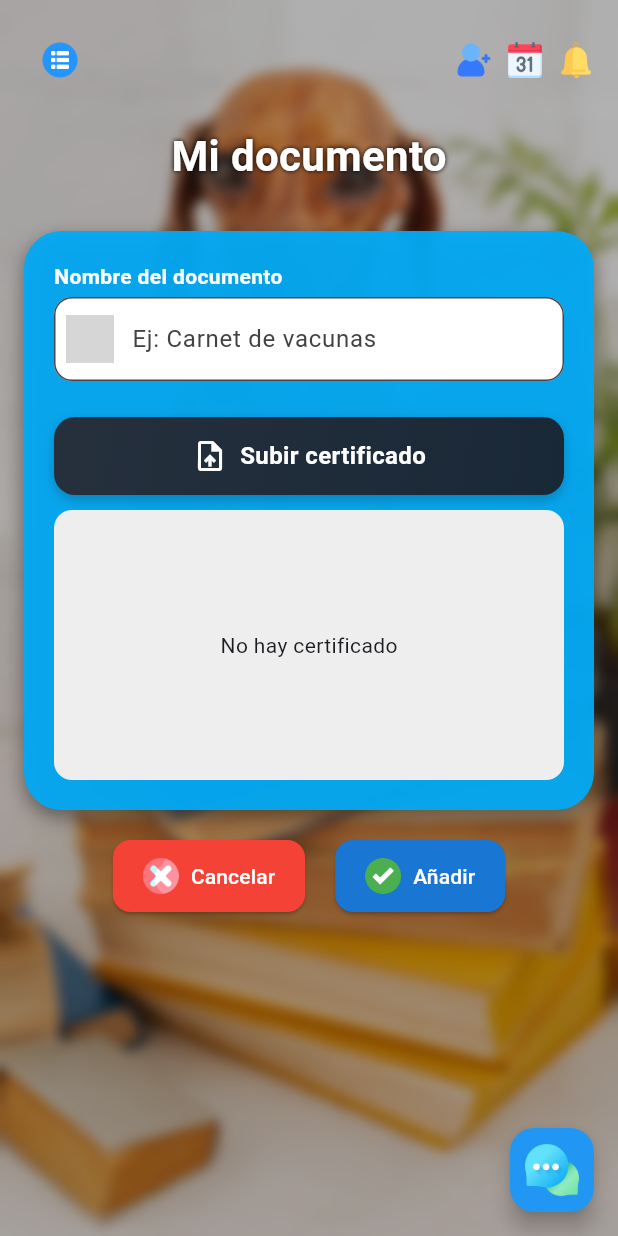
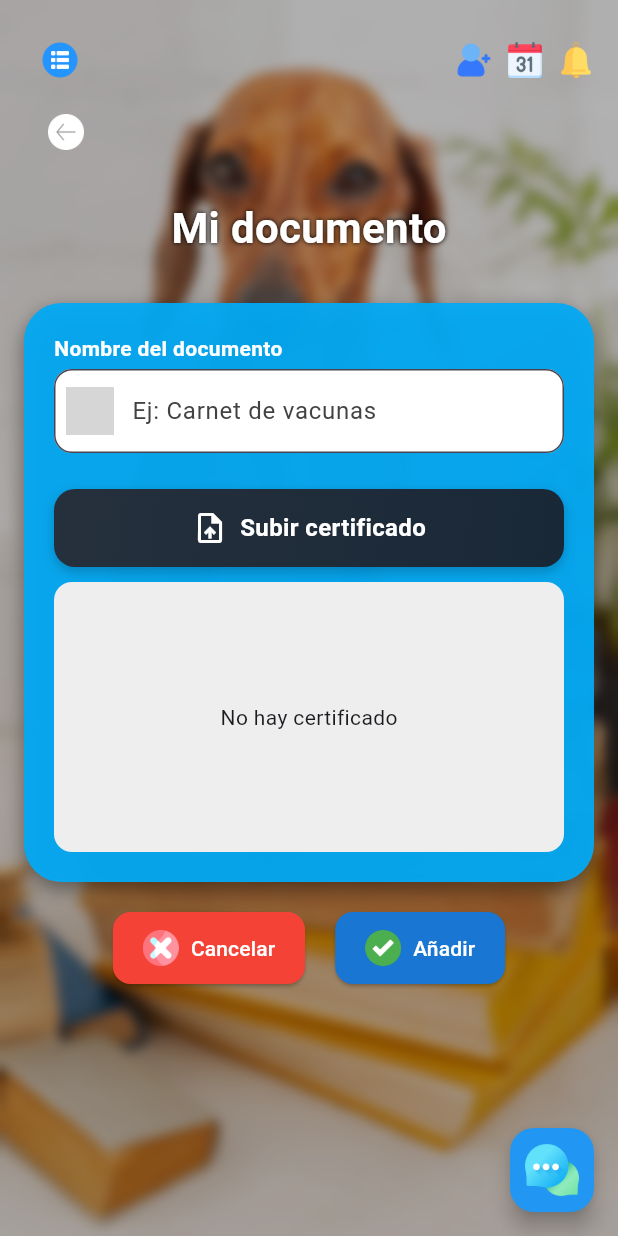
Before and after one commit to angelarome/App_Huellitas, a Flutter app: the AgregarDocumentoScreen screen opened directly with empty values, after a tap on "Cancelar", after a tap on "Añadir Documento", on a phone screen of 412 x 824 dp. Run offline on Flutter 3.47's test engine with Material 3 defaults, Android fonts, the phone set to English and light mode, and no system bars; our stand-ins replace cloud_firestore, dropdown_button2, file_picker, firebase_core, firebase_messaging, flutter_map and 4 more; accounts and stored records are empty; network calls fail; project files that could hold a hidden picture were left out; grey boxes are pictures that could not be loaded.

Commit message:
version organizada y completa

```diff
--- a/lib/screens/1pantalla.dart
+++ b/lib/screens/1pantalla.dart
@@ -214,7 +214,7 @@ class _Pantalla1State extends State<Pantalla1> {
           Navigator.push(
             context,
             MaterialPageRoute(
-              builder: (context) => IaMascotasScreen(),
+              builder: (context) => IaMascotasScreen(id_dueno: widget.id),
             ),
           );
         },
--- a/lib/screens/agregar_historial.dart
+++ b/lib/screens/agregar_historial.dart
@@ -6,6 +6,7 @@ import 'higiene.dart';
 import 'package:flutter/services.dart';
 import 'historialClinico.dart';
 import 'verhistorial_clinico.dart';
+import 'interfazIA.dart';
 
 class AgregarHistorialScreen extends StatefulWidget {
   final int idMascota;
@@ -379,7 +380,7 @@ class _AgregarHistorialScreenState extends State<AgregarHistorialScreen> {
       floatingActionButton: FloatingActionButton(
         backgroundColor: Colors.blue,
         onPressed: () {
-          // Acción de IA
+
         },
         child: Image.asset('assets/inteligent.png', width: 36, height: 36, fit: BoxFit.contain),
       ),
--- a/lib/screens/añadir_documento.dart
+++ b/lib/screens/añadir_documento.dart
@@ -12,11 +12,17 @@ import 'package:file_picker/file_picker.dart';
 import 'package:flutter/services.dart';
 import 'package:intl/intl.dart';
 import 'documentos.dart';
-
+import 'interfazIA.dart';
+import 'compartirmascota.dart';
+import 'calendario.dart';
+import 'menu_lateral.dart';
 
 class AgregarDocumentoScreen extends StatefulWidget {
   final int id;
-  const AgregarDocumentoScreen({super.key, required this.id});
+  final int id_dueno;
+  final String nombreMascota;
+  final Uint8List? fotoMascota;
+  const AgregarDocumentoScreen({super.key, required this.id, required this.id_dueno, required this.fotoMascota, required this.nombreMascota});
 
   @override
   State<AgregarDocumentoScreen> createState() => _AgregarDocumentoScreenState();
@@ -29,7 +35,12 @@ class _AgregarDocumentoScreenState extends State<AgregarDocumentoScreen> {
 
   Uint8List? _certificadoBytes;
   String? _rutaCertificado;
-
+  bool _menuAbierto = false;
+  void _toggleMenu() {
+    setState(() {
+      _menuAbierto = !_menuAbierto;
+    });
+  }
 
   Future<void> registrarDocumento() async {
 
@@ -68,7 +79,7 @@ class _AgregarDocumentoScreenState extends State<AgregarDocumentoScreen> {
         Navigator.pushReplacement(
           context,
           MaterialPageRoute(
-            builder: (context) => AgregarDocumentosScreen(id: widget.id),
+            builder: (context) => AgregarDocumentosScreen(id: widget.id, id_dueno: widget.id_dueno, nombreMascota: widget.nombreMascota, fotoMascota: widget.fotoMascota),
           ),
         );
 
@@ -299,7 +310,12 @@ Widget build(BuildContext context) {
     floatingActionButton: FloatingActionButton(
       backgroundColor: Colors.blue,
       onPressed: () {
-        // TODO: Acción de chat
+        Navigator.push(
+            context,
+            MaterialPageRoute(
+              builder: (context) => IaMascotasScreen(id_dueno: widget.id_dueno),
+            ),
+          );
       },
       child: Image.asset('assets/inteligent.png', width: 36, height: 36),
     ),
@@ -327,50 +343,7 @@ Widget build(BuildContext context) {
             padding: const EdgeInsets.all(16),
             child: Column(
               children: [
-                // 🔹 Barra superior
-                Row(
-                  mainAxisAlignment: MainAxisAlignment.spaceBetween,
-                  children: [
-                    IconButton(
-                      icon: SizedBox(
-                        width: 24,
-                        height: 24,
-                        child: Image.asset('assets/Menu.png'),
-                      ),
-                      onPressed: () {},
-                    ),
-                    Row(
-                      children: [
-                        GestureDetector(
-                          onTap: () {},
-                          child: SizedBox(
-                            width: 24,
-                            height: 24,
-                            child: Image.asset('assets/Perfil.png'),
-                          ),
-                        ),
-                        const SizedBox(width: 10),
-                        GestureDetector(
-                          onTap: () {},
-                          child: SizedBox(
-                            width: 24,
-                            height: 24,
-                            child: Image.asset('assets/Calendr.png'),
-                          ),
-                        ),
-                        const SizedBox(width: 10),
-                        GestureDetector(
-                          onTap: () {},
-                          child: SizedBox(
-                            width: 24,
-                            height: 24,
-                            child: Image.asset('assets/Campana.png'),
-                          ),
-                        ),
-                      ],
-                    ),
-                  ],
-                ),
+                _barraSuperiorConAtras(context),
 
                 const SizedBox(height: 20),
 
@@ -535,7 +508,7 @@ Widget build(BuildContext context) {
                         Navigator.pushReplacement(
                           context,
                           MaterialPageRoute(
-                            builder: (context) => AgregarDocumentosScreen(id: widget.id),
+                            builder: (context) => AgregarDocumentosScreen(id: widget.id, id_dueno: widget.id_dueno, nombreMascota: widget.nombreMascota, fotoMascota: widget.fotoMascota),
                           ),
                         );
                       },
@@ -576,8 +549,82 @@ Widget build(BuildContext context) {
             ),
           ),
         ),
+        if (_menuAbierto)
+            MenuLateralAnimado(onCerrar: _toggleMenu, id: widget.id_dueno),
       ],
     ),
+  );
+}
+
+  Widget _barraSuperior(BuildContext context) {
+    return Row(
+      mainAxisAlignment: MainAxisAlignment.spaceBetween,
+      children: [
+        IconButton(
+          icon: SizedBox(
+            width: 24,
+            height: 24,
+            child: Image.asset('assets/Menu.png'),
+          ),
+          onPressed: _toggleMenu,
+        ),
+        Row(
+          children: [
+            _iconoTop("assets/Perfil.png", () {
+              Navigator.push(
+                context,
+                MaterialPageRoute(
+                  builder: (context) => ListVaciaCompartirScreen(id_dueno: widget.id_dueno),
+                ),
+              );
+            }),
+            const SizedBox(width: 10),
+            _iconoTop("assets/Calendr.png", () {
+              Navigator.push(
+                context,
+                MaterialPageRoute(
+                  builder: (context) => CalendarioEventosScreen(id_dueno: widget.id_dueno),
+                ),
+              );
+            }),
+            const SizedBox(width: 10),
+            _iconoTop("assets/Campana.png", () {}),
+          ],
+        )
+
+
+      ],
+    );
+  }
+
+  Widget _iconoTop(String asset, VoidCallback onTap) {
+    return GestureDetector(
+      onTap: onTap,
+      child: SizedBox(width: 24, height: 24, child: Image.asset(asset)),
+    );
+  }
+
+  Widget _barraSuperiorConAtras(BuildContext context) {
+    return Column(
+    crossAxisAlignment: CrossAxisAlignment.start, // alinear a la izquierda
+    children: [
+      _barraSuperior(context), // tu barra original
+
+      // Tu botón de volver, justo debajo
+
+      Align(
+        alignment: Alignment.centerLeft,
+        child: Padding(
+          padding: const EdgeInsets.only(left: 4),
+          child: IconButton(
+            icon: Image.asset('assets/devolver5.png', width: 24, height: 24),
+            onPressed: () {
+              Navigator.pop(context);
+            },
+          ),
+        ),
+      ),
+    ],
   );
 }
 
--- a/lib/screens/documentos.dart
+++ b/lib/screens/documentos.dart
@@ -4,12 +4,20 @@ import 'package:http/http.dart' as http;
 import 'dart:convert';
 import 'añadir_documento.dart';
 import 'dart:typed_data';
+import 'interfazIA.dart';
+import 'compartirmascota.dart';
+import 'calendario.dart';
+import 'menu_lateral.dart';
+import 'perfil_mascota.dart';
 
 class AgregarDocumentosScreen extends StatefulWidget {
 
   final int id;
+  final int id_dueno;
+  final String nombreMascota;
+  final Uint8List? fotoMascota;
 
-  const AgregarDocumentosScreen({super.key, required this.id});
+  const AgregarDocumentosScreen({super.key, required this.id, required this.id_dueno, required this.fotoMascota, required this.nombreMascota,});
   @override
   State<AgregarDocumentosScreen> createState() => _AgregarDocumentosScreenState();
 
@@ -269,7 +277,12 @@ class _AgregarDocumentosScreenState extends State<AgregarDocumentosScreen> {
       floatingActionButton: FloatingActionButton(
         backgroundColor: Colors.blue,
         onPressed: () {
-          // TODO: Acción de chat
+          Navigator.push(
+            context,
+            MaterialPageRoute(
+              builder: (context) => IaMascotasScreen(id_dueno: widget.id_dueno),
+            ),
+          );
         },
         child: Image.asset('assets/inteligent.png', width: 36, height: 36),
       ),
@@ -303,55 +316,7 @@ class _AgregarDocumentosScreenState extends State<AgregarDocumentosScreen> {
               padding: const EdgeInsets.all(16),
               child: Column(
                 children: [
-                  Row(
-                    mainAxisAlignment: MainAxisAlignment.spaceBetween,
-                    children: [
-                      IconButton(
-                        icon: SizedBox(
-                          width: 24,
-                          height: 24,
-                          child: Image.asset('assets/Menu.png'),
-                        ),
-                        onPressed: _toggleMenu,
-
-                      ),
-                      Row(
-                        children: [
-                          SizedBox(
-                            width: 24,
-                            height: 24,
-                            child: Image.asset('assets/Perfil.png'),
-                          ),
-                          const SizedBox(width: 10),
-                          SizedBox(
-                            width: 24,
-                            height: 24,
-                            child: Image.asset('assets/Calendr.png'),
-                          ),
-                          const SizedBox(width: 10),
-                          SizedBox(
-                            width: 24,
-                            height: 24,
-                            child: Image.asset('assets/Campana.png'),
-                          ),
-                        ],
-                      ),
-                    ],
-                  ),
-
-                  // Ícono de devolver alineado con menú
-                  Align(
-                    alignment: Alignment.centerLeft,
-                    child: Padding(
-                      padding: const EdgeInsets.only(left: 4),
-                      child: IconButton(
-                        icon: Image.asset('assets/devolver5.png', width: 24, height: 24),
-                        onPressed: () {
-                          Navigator.pop(context);
-                        },
-                      ),
-                    ),
-                  ),
+                  _barraSuperiorConAtras(context),
                   const SizedBox(height: 10),
 
                   const Center(
@@ -514,7 +479,7 @@ class _AgregarDocumentosScreenState extends State<AgregarDocumentosScreen> {
                             Navigator.pushReplacement(
                               context,
                               MaterialPageRoute(
-                                builder: (context) => AgregarDocumentoScreen(id: widget.id),
+                                builder: (context) => AgregarDocumentoScreen(id: widget.id, id_dueno: widget.id_dueno, nombreMascota: widget.nombreMascota, fotoMascota: widget.fotoMascota),
                               ),
                             );
                           },
@@ -564,8 +529,88 @@ class _AgregarDocumentosScreenState extends State<AgregarDocumentosScreen> {
               ),
             ),
           ),
+          if (_menuAbierto)
+            MenuLateralAnimado(onCerrar: _toggleMenu, id: widget.id_dueno),
         ],
       ),
     );
   }
+
+  Widget _barraSuperior(BuildContext context) {
+    return Row(
+      mainAxisAlignment: MainAxisAlignment.spaceBetween,
+      children: [
+        IconButton(
+          icon: SizedBox(
+            width: 24,
+            height: 24,
+            child: Image.asset('assets/Menu.png'),
+          ),
+          onPressed: _toggleMenu,
+        ),
+        Row(
+          children: [
+            _iconoTop("assets/Perfil.png", () {
+              Navigator.push(
+                context,
+                MaterialPageRoute(
+                  builder: (context) => ListVaciaCompartirScreen(id_dueno: widget.id_dueno),
+                ),
+              );
+            }),
+            const SizedBox(width: 10),
+            _iconoTop("assets/Calendr.png", () {
+              Navigator.push(
+                context,
+                MaterialPageRoute(
+                  builder: (context) => CalendarioEventosScreen(id_dueno: widget.id_dueno),
+                ),
+              );
+            }),
+            const SizedBox(width: 10),
+            _iconoTop("assets/Campana.png", () {}),
+          ],
+        )
+
+
+      ],
+    );
+  }
+
+  Widget _iconoTop(String asset, VoidCallback onTap) {
+    return GestureDetector(
+      onTap: onTap,
+      child: SizedBox(width: 24, height: 24, child: Image.asset(asset)),
+    );
+  }
+
+  Widget _barraSuperiorConAtras(BuildContext context) {
+    return Column(
+    crossAxisAlignment: CrossAxisAlignment.start, // alinear a la izquierda
+    children: [
+      _barraSuperior(context), // tu barra original
+
+      // Tu botón de volver, justo debajo
+
+      Align(
+        alignment: Alignment.centerLeft,
+        child: Padding(
+          padding: const EdgeInsets.only(left: 4),
+          child: IconButton(
+            icon: Image.asset('assets/devolver5.png', width: 24, height: 24),
+            onPressed: () {
+              Navigator.pushReplacement(
+                context,
+                MaterialPageRoute(
+                  builder: (context) => ServiciosScreen(idMascota: widget.id, id_dueno: widget.id_dueno, nombreMascota: widget.nombreMascota, fotoMascota: widget.fotoMascota),
+                ),
+              );
+            },
+          ),
+        ),
+      ),
+    ],
+  );
 }
+
+}
--- a/lib/screens/perfil_mascota.dart
+++ b/lib/screens/perfil_mascota.dart
@@ -540,7 +540,7 @@ class _ServiciosScreenState extends State<ServiciosScreen> {
       case 'DOCUMENTOS':
         Navigator.push(
             context,
-            MaterialPageRoute(builder: (_) => AgregarDocumentosScreen(id: widget.idMascota)),
+            MaterialPageRoute(builder: (_) => AgregarDocumentosScreen(id: widget.idMascota, id_dueno: widget.id_dueno, nombreMascota: widget.nombreMascota, fotoMascota: widget.fotoMascota)),
         );
         break;
       case 'HISTORIAL CLÍNICO':
```
Also changed, not shown: lib/screens/agregarhigiene.dart (+7 -1 lines), lib/screens/agregarpaseador.dart (+0 -7 lines), lib/screens/agregartienda.dart (+0 -7 lines), lib/screens/agregarveterinaria.dart (+0 -7 lines).
